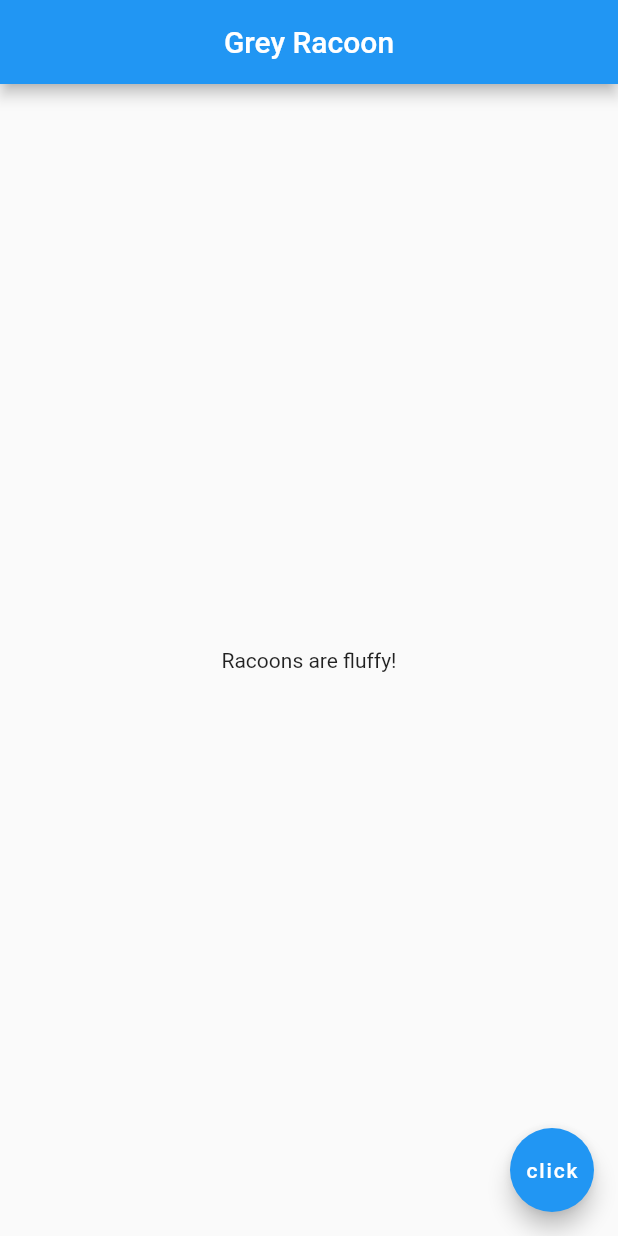
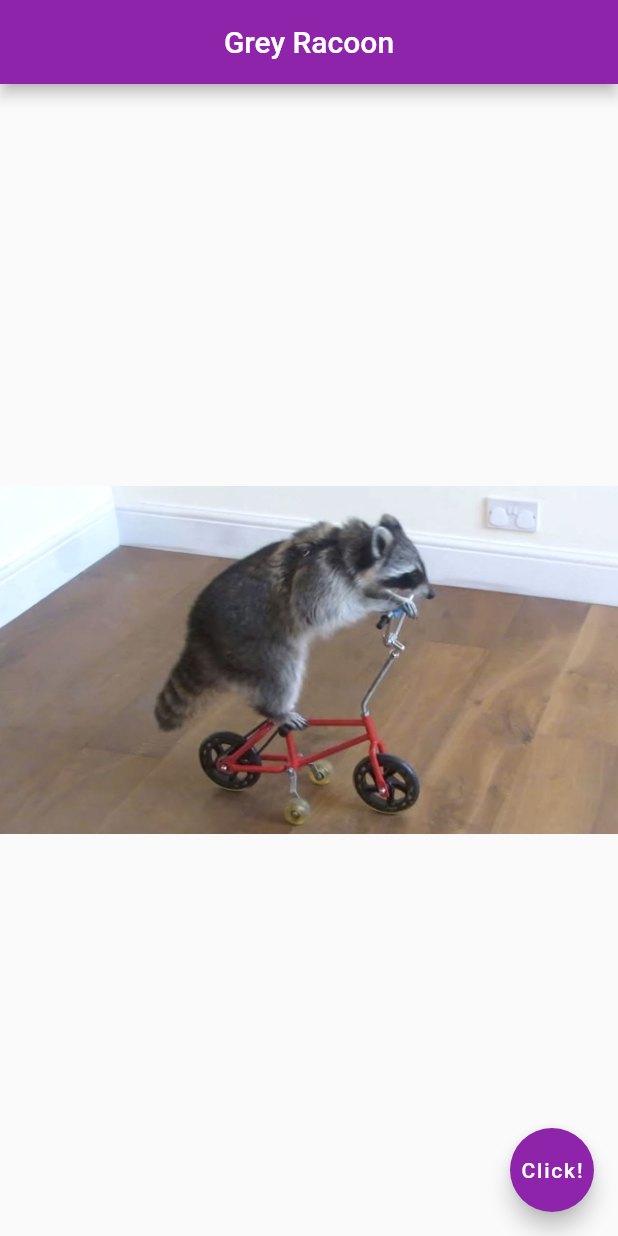
Before and after one commit to saumitrasapre/flutter, a Flutter app: the screen it shows after launch, on a phone screen of 412 x 824 dp. Run offline on Flutter 3.47's test engine with Material 2 defaults, Android fonts, the phone set to English and light mode, and no system bars.

Commit message:
Hot Reload and Images within Flutter

```diff
--- a/newbie/lib/main.dart
+++ b/newbie/lib/main.dart
@@ -1,16 +1,41 @@
 import 'package:flutter/material.dart';
 
 void main() => runApp(MaterialApp(
-  home: Scaffold(
+  home: Home(),
+));
+
+
+class Home extends StatelessWidget {
+  @override
+  Widget build(BuildContext context) {
+    return Scaffold(
       appBar: AppBar(
         title: Text('Grey Racoon'),
         centerTitle: true,
+        backgroundColor: Colors.purple[600],
       ),
       body: Center(
-      child:Text('Racoons are fluffy!') ,
+        /*child:Text(
+          'Raccoons are fluffy!',
+          style: TextStyle(
+            fontSize: 20.0,
+            fontWeight: FontWeight.bold,
+            letterSpacing: 2.0,
+            color: Colors.grey[600],
+            fontFamily: 'Bangers',
           ),
-    floatingActionButton:FloatingActionButton(
-      child: Text('click'),
+        ) ,*/
+        child: Image(
+          //image: NetworkImage('https://curiodyssey.org/wp-content/uploads/bb-plugin/cache/xMammals-Raccoon-square.jpg.pagespeed.ic.W5-0FMTZBa.jpg'),
+          image: AssetImage('assets/raccoon2.jpg'),
         ),
       ),
-));
+
+      floatingActionButton:FloatingActionButton(
+        child: Text('Click!'),
+        onPressed: () {},
+        backgroundColor: Colors.purple[600],
+      ),
+    );
+  }
+}
```
Also changed, not shown: newbie/pubspec.yaml (+7 -15 lines), newbie/assets/raccoon1.jpg (added), newbie/assets/raccoon2.jpg (added), newbie/assets/raccoon3.jpg (added), newbie/fonts/Bangers-Regular.ttf (added), 4 other files. Lines whose indentation alone changed are shown as unchanged.
